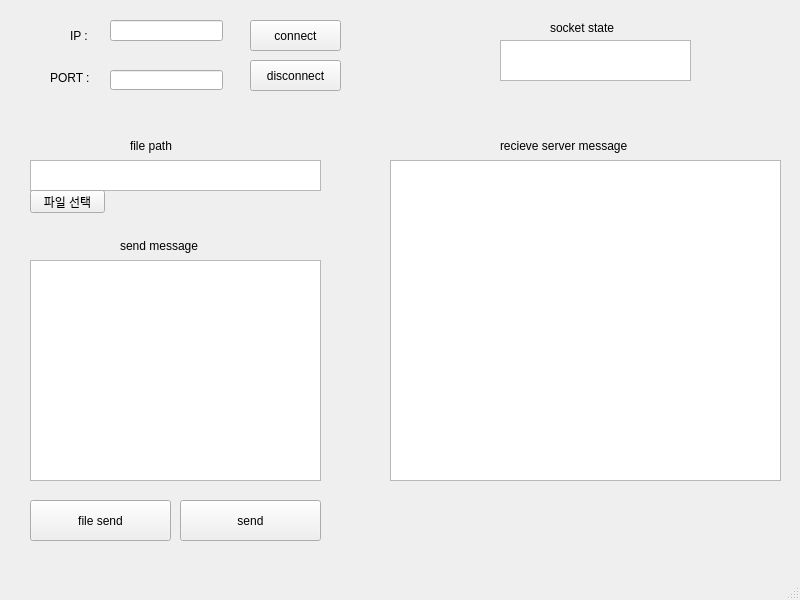
Before: the Qt Designer form socket_client/mainwindow.ui in lsh9672/Qt_tcp_socket, drawn with Qt 5.
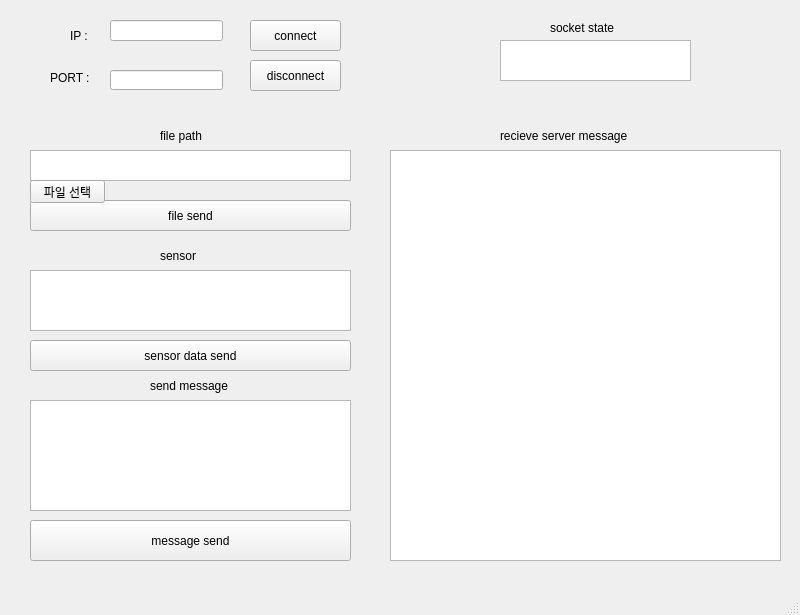
After: the same form once the commit is applied.

What changed in the file:
```diff
--- a/socket_client/mainwindow.ui
+++ b/socket_client/mainwindow.ui
@@ -7,7 +7,7 @@
     <x>0</x>
     <y>0</y>
     <width>800</width>
-    <height>600</height>
+    <height>615</height>
    </rect>
   </property>
   <property name="windowTitle">
@@ -18,30 +18,30 @@
     <property name="geometry">
      <rect>
       <x>30</x>
-      <y>260</y>
-      <width>291</width>
-      <height>221</height>
+      <y>400</y>
+      <width>321</width>
+      <height>111</height>
      </rect>
     </property>
    </widget>
    <widget class="QPushButton" name="pushButton">
     <property name="geometry">
      <rect>
-      <x>180</x>
-      <y>500</y>
-      <width>141</width>
+      <x>30</x>
+      <y>520</y>
+      <width>321</width>
       <height>41</height>
      </rect>
     </property>
     <property name="text">
-     <string>send</string>
+     <string>message send</string>
     </property>
    </widget>
    <widget class="QLabel" name="label">
     <property name="geometry">
      <rect>
-      <x>120</x>
-      <y>230</y>
+      <x>150</x>
+      <y>370</y>
       <width>91</width>
       <height>31</height>
      </rect>
@@ -54,7 +54,7 @@
     <property name="geometry">
      <rect>
       <x>500</x>
-      <y>130</y>
+      <y>120</y>
       <width>141</width>
       <height>31</height>
      </rect>
@@ -67,9 +67,9 @@
     <property name="geometry">
      <rect>
       <x>390</x>
-      <y>160</y>
+      <y>150</y>
       <width>391</width>
-      <height>321</height>
+      <height>411</height>
      </rect>
     </property>
    </widget>
@@ -172,9 +172,9 @@
     <property name="geometry">
      <rect>
       <x>30</x>
-      <y>500</y>
-      <width>141</width>
-      <height>41</height>
+      <y>200</y>
+      <width>321</width>
+      <height>31</height>
      </rect>
     </property>
     <property name="text">
@@ -185,8 +185,8 @@
     <property name="geometry">
      <rect>
       <x>30</x>
-      <y>160</y>
-      <width>291</width>
+      <y>150</y>
+      <width>321</width>
       <height>31</height>
      </rect>
     </property>
@@ -194,9 +194,9 @@
    <widget class="QLabel" name="label_6">
     <property name="geometry">
      <rect>
-      <x>130</x>
-      <y>130</y>
-      <width>91</width>
+      <x>160</x>
+      <y>120</y>
+      <width>51</width>
       <height>31</height>
      </rect>
     </property>
@@ -208,7 +208,7 @@
     <property name="geometry">
      <rect>
       <x>30</x>
-      <y>190</y>
+      <y>180</y>
       <width>75</width>
       <height>23</height>
      </rect>
@@ -217,6 +217,42 @@
      <string>파일 선택</string>
     </property>
    </widget>
+   <widget class="QLabel" name="label_7">
+    <property name="geometry">
+     <rect>
+      <x>160</x>
+      <y>240</y>
+      <width>51</width>
+      <height>31</height>
+     </rect>
+    </property>
+    <property name="text">
+     <string>sensor</string>
+    </property>
+   </widget>
+   <widget class="QPushButton" name="pushButton_sensor">
+    <property name="geometry">
+     <rect>
+      <x>30</x>
+      <y>340</y>
+      <width>321</width>
+      <height>31</height>
+     </rect>
+    </property>
+    <property name="text">
+     <string>sensor data send</string>
+    </property>
+   </widget>
+   <widget class="QTextEdit" name="textEdit_sensor">
+    <property name="geometry">
+     <rect>
+      <x>30</x>
+      <y>270</y>
+      <width>321</width>
+      <height>61</height>
+     </rect>
+    </property>
+   </widget>
   </widget>
   <widget class="QMenuBar" name="menubar">
    <property name="geometry">
```
